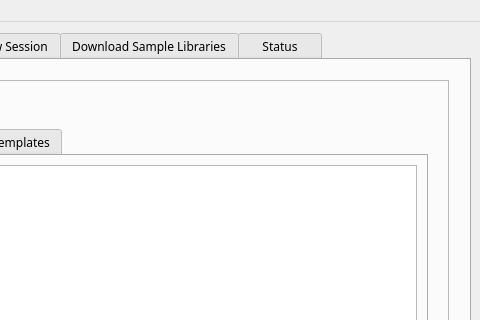
ccherrett/oom, file oostudio/OOStudioBase.ui: the form before one commit; both pictures show x 145 to 625 and y 0 to 320 of the 625 by 878 pixel window.
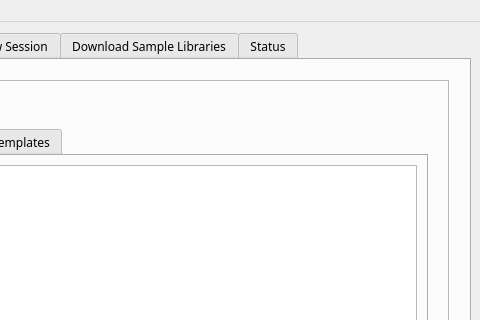
The form after the commit.

Commit message: OOStudio: Add created from to notes by default

```diff
--- a/oostudio/OOStudioBase.ui
+++ b/oostudio/OOStudioBase.ui
@@ -3015,7 +3015,7 @@
       </widget>
       <widget class="QWidget" name="m_tabStatus">
        <attribute name="title">
-        <string>    Status    </string>
+        <string>Status</string>
        </attribute>
        <layout class="QVBoxLayout" name="verticalLayout_6">
         <property name="spacing">
```
The commit also changes 1 other file.
